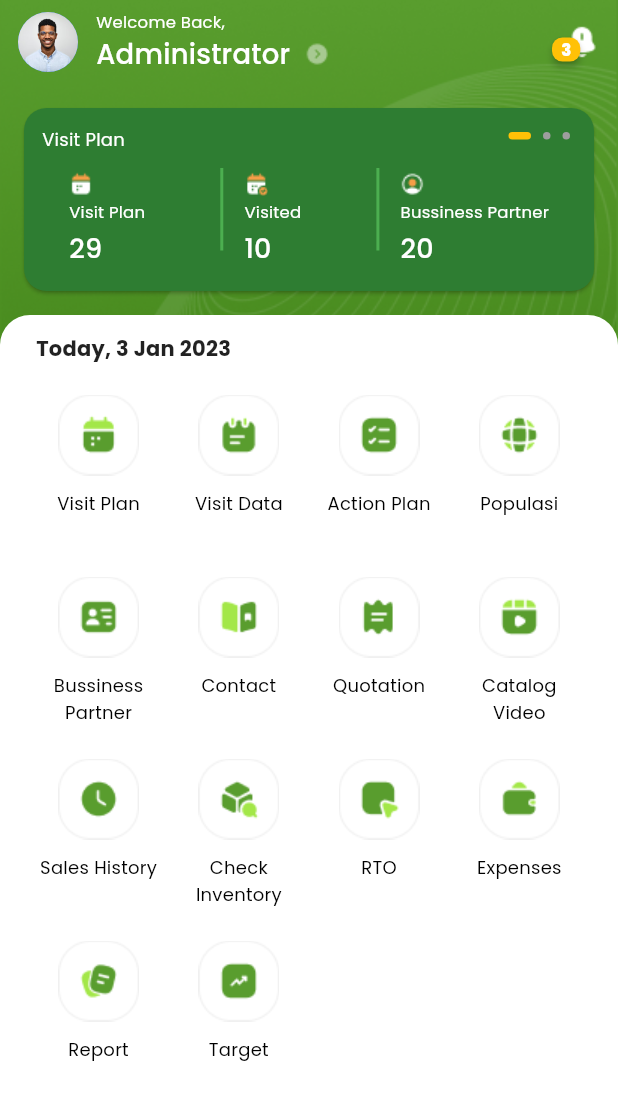
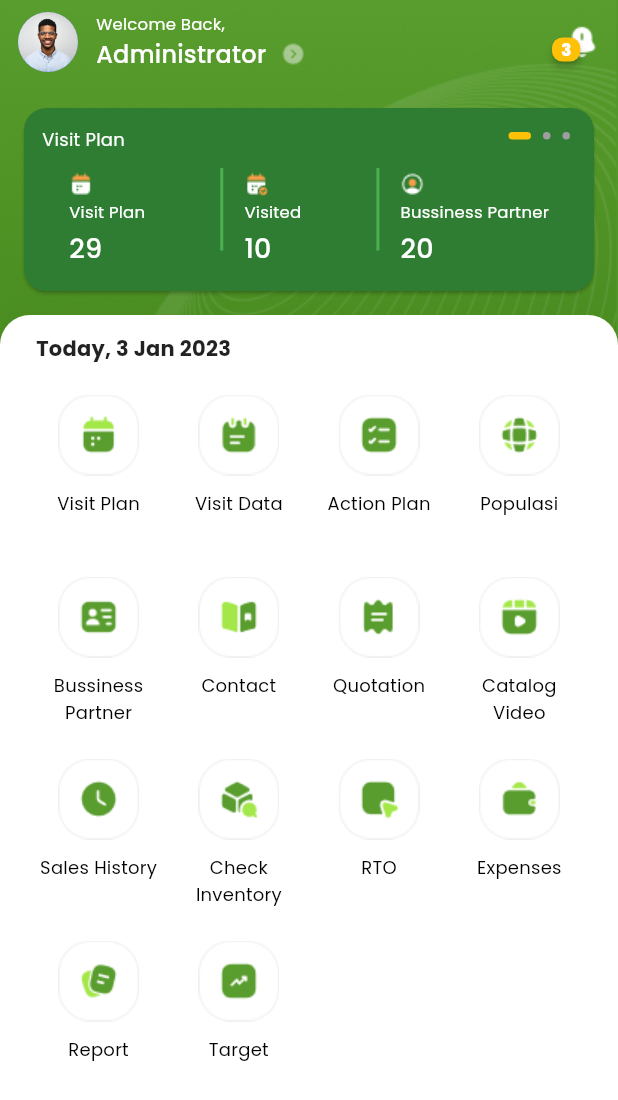
Before and after one commit to wibichamim/flutter-playground, a Flutter app: the screen it shows after launch, on a phone screen of 412 x 824 dp. Shown: the top 1100 px of the screen. Run offline on Flutter 3.47's test engine with Material 2 defaults, Android fonts, the phone set to English and light mode, and no system bars; drawn by our look-alikes of badges, smooth_page_indicator; our stand-ins replace dio, equatable, event_bus, flutter_bloc, flutter_calendar_carousel, flutter_image_compress and 14 more; missing offline and left inert: dio_logging_interceptor; generated files the repository leaves out were written again.

Commit message:
ref: update user name style

```diff
--- a/lib/ui/home/home_screen.dart
+++ b/lib/ui/home/home_screen.dart
@@ -10,6 +10,7 @@ import 'package:flutter_playground/ui/home/widget/list_menu.dart';
 import 'package:flutter_playground/ui/home/widget/menu_item.dart';
 import 'package:flutter_playground/ui/home/widget/stat_card.dart';
 import 'package:flutter_playground/ui/home/widget/target_card.dart';
+import 'package:flutter_screenutil/flutter_screenutil.dart';
 import 'package:intl/intl.dart';
 import 'package:smooth_page_indicator/smooth_page_indicator.dart';
 import 'package:flutter_playground/utils.dart';
@@ -102,10 +103,10 @@ class _MyHomePageState extends State<MyHomePage> {
                   children: [
                     Text(
                       "Administrator",
-                      style: Theme.of(context)
-                          .textTheme
-                          .headline6
-                          ?.copyWith(color: Colors.white),
+                      style: Theme.of(context).textTheme.headline6?.copyWith(
+                            color: Colors.white,
+                            fontSize: 16,
+                          ),
                     ),
                     const SizedBox(
                       width: 10.0,
```
